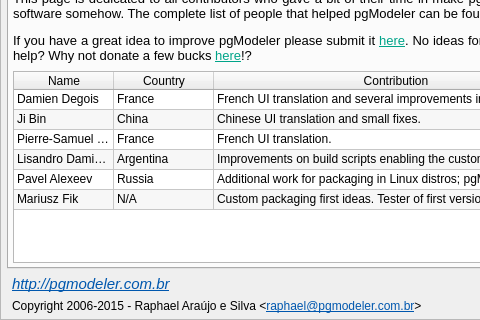
First picture: the form in libpgmodeler_ui/ui/aboutwidget.ui, repository pgmodeler/pgmodeler, before the edit; both pictures show x 0 to 480 and y 231 to 551 of the 592 by 551 pixel window.
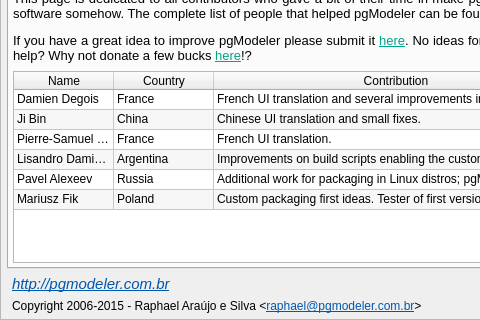
Second picture: the form after the edit. The open tabs and pages were chosen to show the change. Icons and pictures are not drawn.

Commit message: Adding missing flag icon.

The edit to the form file:
```diff
--- a/libpgmodeler_ui/ui/aboutwidget.ui
+++ b/libpgmodeler_ui/ui/aboutwidget.ui
@@ -829,7 +829,7 @@
             </item>
             <item row="5" column="1">
              <property name="text">
-              <string>N/A</string>
+              <string>Poland</string>
              </property>
             </item>
             <item row="5" column="2">
```
Left out of the diff: 2 changed lines with no effect on the pictures. The commit also changes 2 other files.
